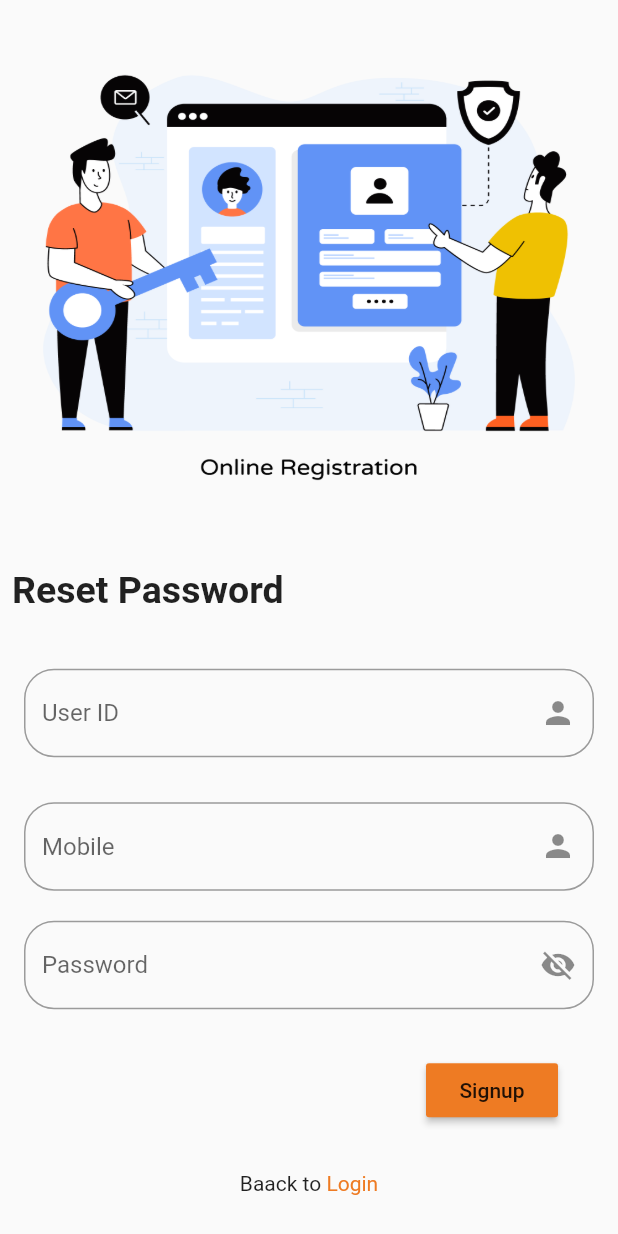
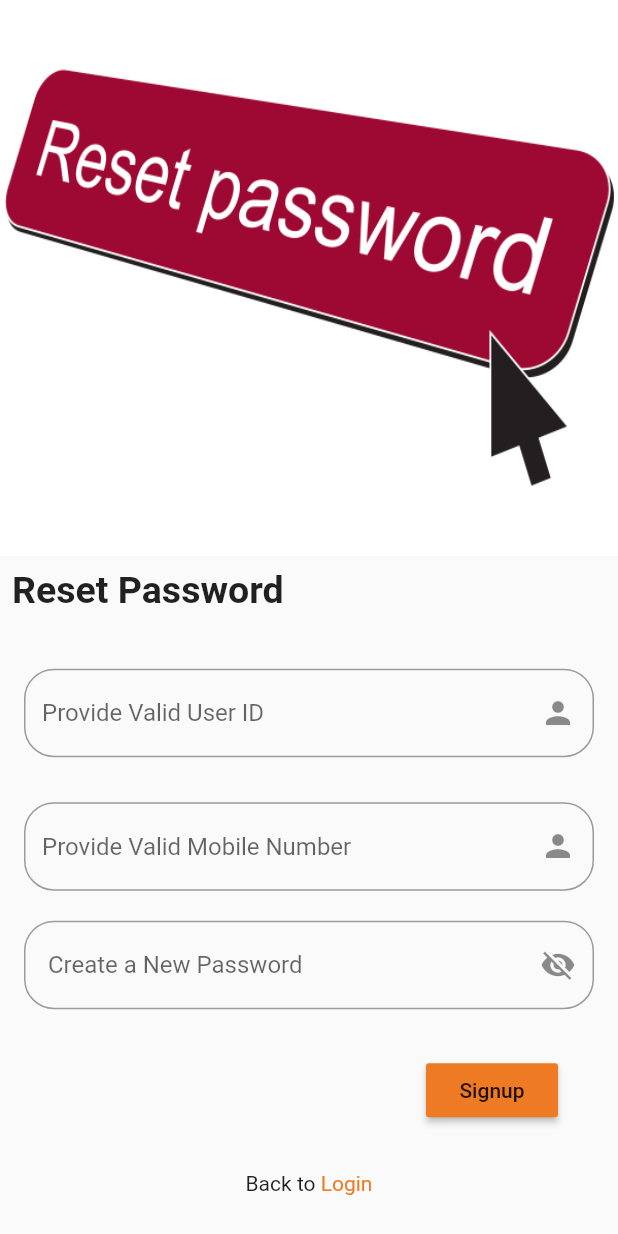
Before and after one commit to nayeem202/Celloscope-FlutterApp, a Flutter app: the Reset screen opened directly, on a phone screen of 412 x 824 dp. Run offline on Flutter 3.47's test engine with Material 2 defaults, Android fonts, the phone set to English and light mode, and no system bars; our stand-ins replace fluttertoast.

Commit message:
validation

```diff
--- a/lib/views/reset_password.dart
+++ b/lib/views/reset_password.dart
@@ -100,7 +100,7 @@ class _ResetState extends State<Reset> {
               Container(
                 width: width,
                 height: height*0.45,
-                child: Image.asset('assets/image/signup.png',fit: BoxFit.fill,),
+                child: Image.asset('assets/image/reset.png',fit: BoxFit.fill,),
               ),
               Padding(
                 padding: const EdgeInsets.all(8.0),
@@ -117,7 +117,7 @@ class _ResetState extends State<Reset> {
                 child: TextField(
                   controller: _userId,
                   decoration: InputDecoration(
-                    hintText: 'User ID',
+                    hintText: 'Provide Valid User ID',
                     suffixIcon: Icon(Icons.person),
                     border: OutlineInputBorder(
                       borderRadius: BorderRadius.circular(20.0),
@@ -131,7 +131,7 @@ class _ResetState extends State<Reset> {
                 child: TextField(
                   controller: _mobile,
                   decoration: InputDecoration(
-                    hintText: 'Mobile',
+                    hintText: 'Provide Valid Mobile Number',
                     suffixIcon: Icon(Icons.person),
                     border: OutlineInputBorder(
                       borderRadius: BorderRadius.circular(20.0),
@@ -148,7 +148,7 @@ class _ResetState extends State<Reset> {
                   controller: _password,
                   obscureText: true,
                   decoration: InputDecoration(
-                    hintText: 'Password',
+                    hintText: ' Create a New Password',
                     suffixIcon: Icon(Icons.visibility_off),
                     border: OutlineInputBorder(
                       borderRadius: BorderRadius.circular(20.0),
@@ -182,7 +182,7 @@ class _ResetState extends State<Reset> {
                   },
                   child: Text.rich(
                     TextSpan(
-                        text: 'Baack to ',
+                        text: 'Back to ',
                         children: [
                           TextSpan(
                             text: 'Login',
--- a/pubspec.yaml
+++ b/pubspec.yaml
@@ -64,6 +64,7 @@ flutter:
   assets:
       - assets/image/signin.png
       - assets/image/signup.png
+      - assets/image/reset.png
   #   - images/a_dot_ham.jpeg
 
   # An image asset can refer to one or more resolution-specific "variants", see
```
Also changed, not shown: assets/image/reset.png (added).
